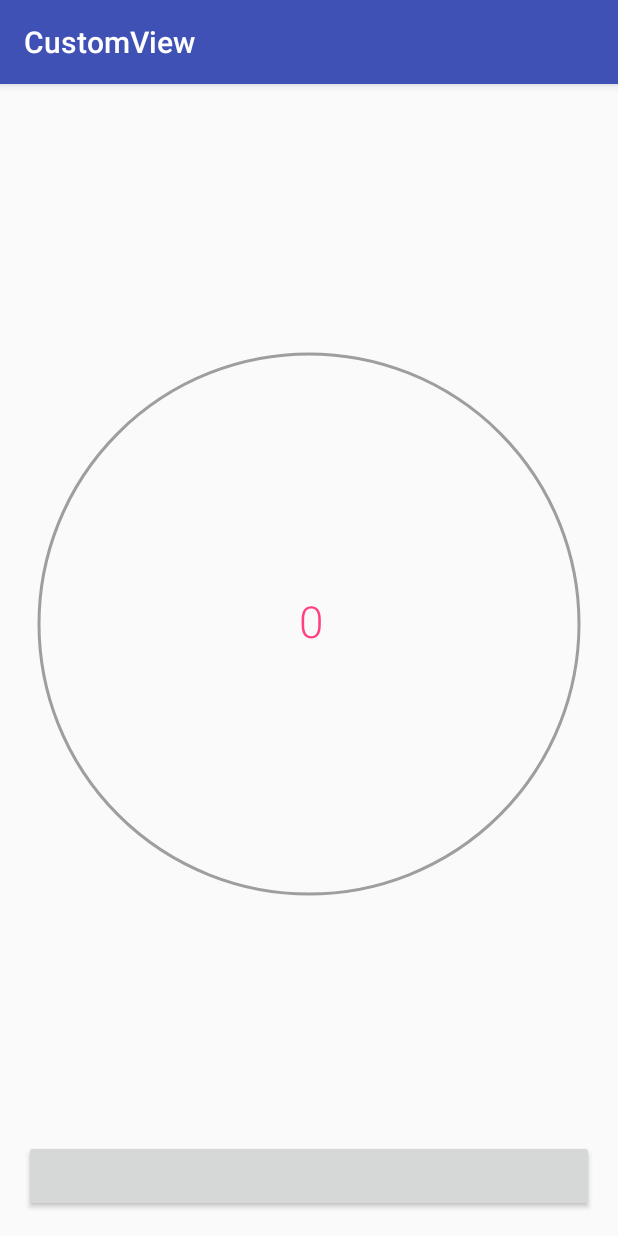
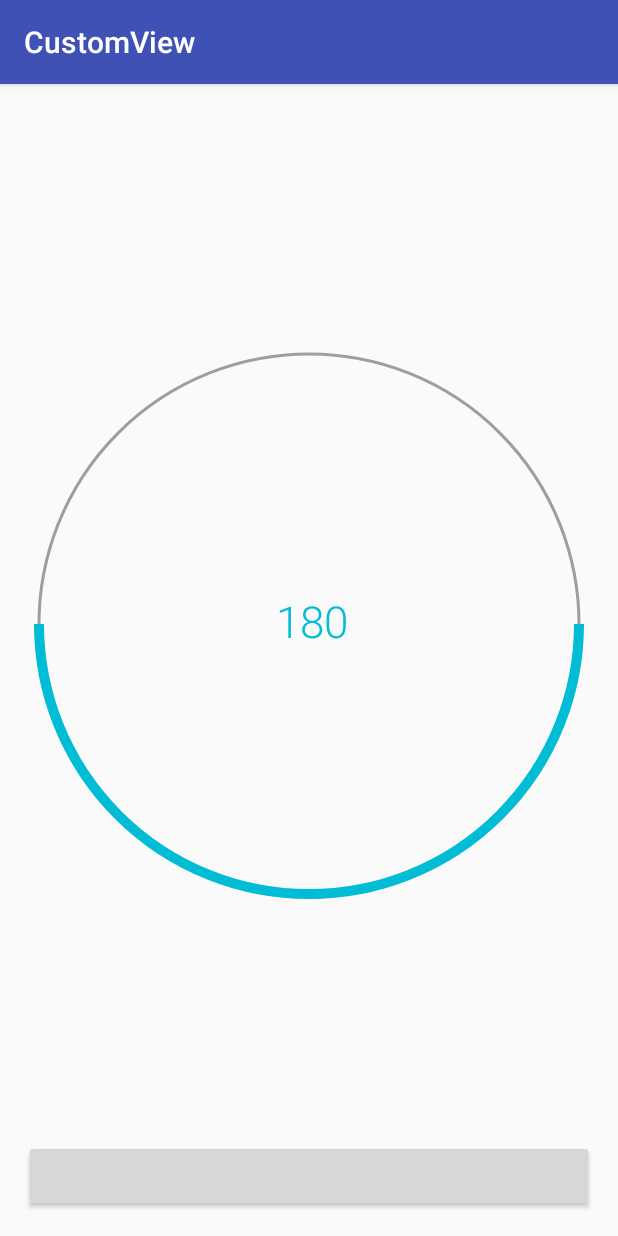
Before and after one commit to KolinLoures/CustomView, an Android app: the screen it shows after launch (MainActivity), on a phone screen of 412 x 824 dp. Run offline under Robolectric (Android 15) with nearby library versions, the phone set to English and light mode, and no system bars.

Commit message:
add screenshot

```diff
--- a/app/src/main/java/com/example/kolin/customview/CircleProgressView.java
+++ b/app/src/main/java/com/example/kolin/customview/CircleProgressView.java
@@ -54,6 +54,8 @@ public class CircleProgressView extends View {
         super(context, attrs);
         init(context, attrs);
     }
+
+
 
 
     private void init(Context context, AttributeSet attrs) {
--- a/app/src/main/java/com/example/kolin/customview/MainActivity.java
+++ b/app/src/main/java/com/example/kolin/customview/MainActivity.java
@@ -27,5 +27,6 @@ public class MainActivity extends AppCompatActivity {
             }
         });
 
+
     }
 }
--- a/app/src/main/res/layout/activity_main.xml
+++ b/app/src/main/res/layout/activity_main.xml
@@ -23,9 +23,9 @@
         android:paddingStart="10dp"
         app:arcColor="@color/colorGrey"
         app:arcWidth="2dp"
-        app:currentProgress="0"
+        app:currentProgress="180"
         app:goalProgress="360"
-        app:progressColor="@color/colorAccent"
+        app:progressColor="@color/colorCyan"
         app:progressWidth="7dp"
         app:textSize="29sp" />
 
--- a/app/src/main/res/values/colors.xml
+++ b/app/src/main/res/values/colors.xml
@@ -4,4 +4,5 @@
     <color name="colorPrimaryDark">#303F9F</color>
     <color name="colorAccent">#FF4081</color>
     <color name="colorGrey">#9E9E9E</color>
+    <color name="colorCyan">#00BCD4</color>
 </resources>
```
Also changed, not shown: 1 other file.
